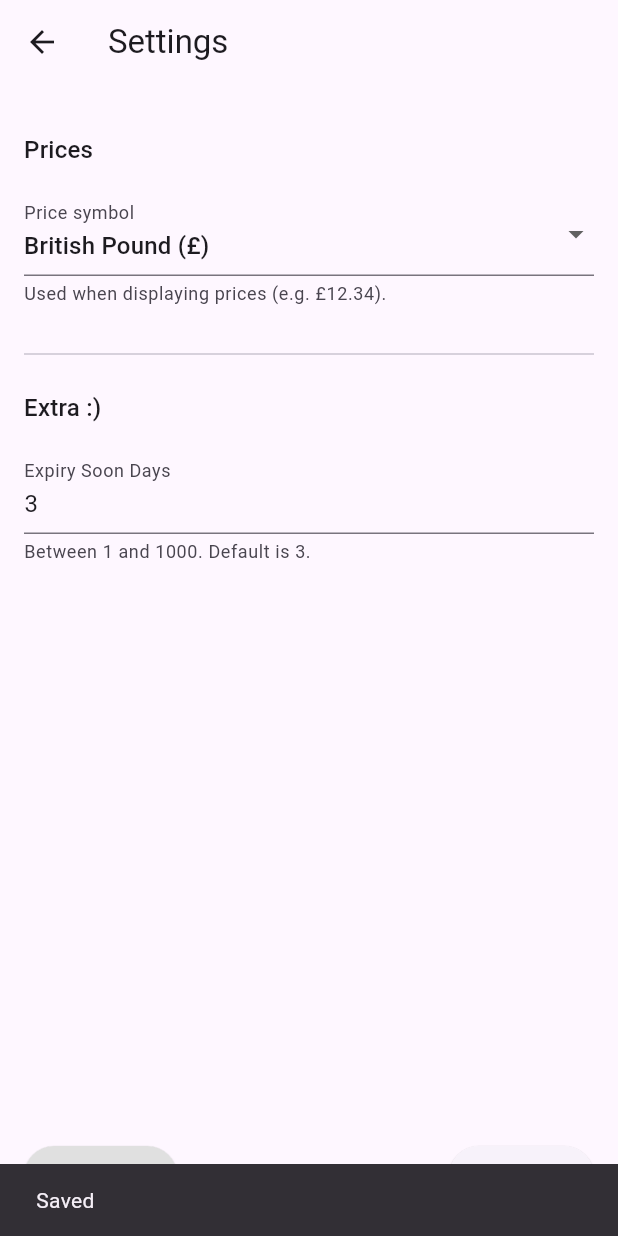
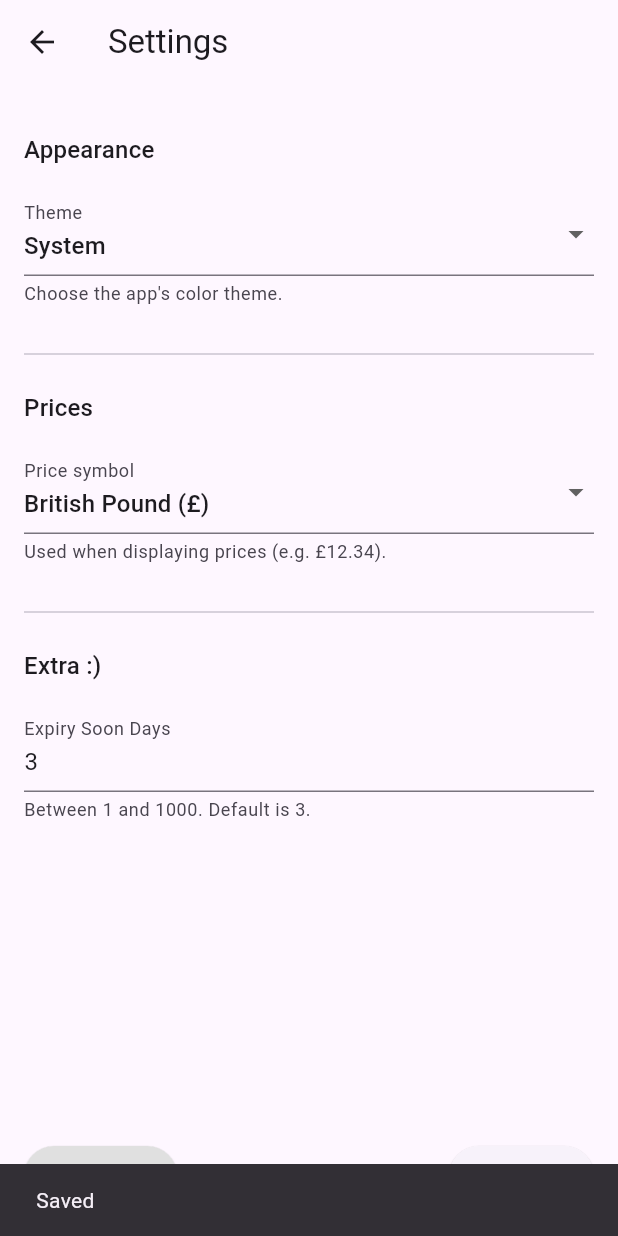
Before and after one commit to Tiny-Clowns/FridgeNaut, a Flutter app: the SettingsPage screen opened directly, after a tap on "Save", on a phone screen of 412 x 824 dp. Run offline on Flutter 3.47's test engine with Material 3 defaults, Android fonts, the phone set to English and light mode, and no system bars; our stand-ins replace flutter_riverpod, image_picker, shared_preferences, sqflite; accounts and stored records are empty.

Commit message:
#48 Added dark and light theme

```diff
--- /dev/null
+++ b/project/flutter_fridge_app/lib/domain/settings/theme_settings.dart
@@ -0,0 +1,15 @@
+/// Theme mode preference key for SharedPreferences.
+const String themePrefKey = "theme_mode";
+
+/// Available theme mode options.
+enum AppThemeMode {
+  system("System"),
+  light("Light"),
+  dark("Dark");
+
+  const AppThemeMode(this.label);
+  final String label;
+}
+
+/// Default theme mode preference.
+const AppThemeMode defaultThemeMode = AppThemeMode.system;
--- a/project/flutter_fridge_app/lib/main.dart
+++ b/project/flutter_fridge_app/lib/main.dart
@@ -2,6 +2,7 @@ import "package:flutter/material.dart";
 import "package:flutter_riverpod/flutter_riverpod.dart";
 
 import "package:flutter_fridge_app/data/repository.dart";
+import "package:flutter_fridge_app/providers/theme_provider.dart";
 import "package:flutter_fridge_app/data/repository_interface.dart";
 import "package:flutter_fridge_app/pages/home.dart";
 import "package:flutter_fridge_app/pages/fridge.dart";
@@ -17,19 +18,20 @@ void main() {
   runApp(const ProviderScope(child: App()));
 }
 
-class App extends StatefulWidget {
+class App extends ConsumerWidget {
   const App({super.key});
 
   @override
-  State<App> createState() => _AppState();
-}
+  Widget build(BuildContext context, WidgetRef ref) {
+    final themeMode = ref
+        .watch(themeModeProvider)
+        .maybeWhen(data: (m) => m, orElse: () => ThemeMode.light);
 
-class _AppState extends State<App> {
-  @override
-  Widget build(BuildContext context) {
     return MaterialApp(
       title: "FridgeNaut",
-      theme: ThemeData(useMaterial3: true),
+      theme: ThemeData(useMaterial3: true, brightness: Brightness.light),
+      darkTheme: ThemeData(useMaterial3: true, brightness: Brightness.dark),
+      themeMode: themeMode,
       debugShowCheckedModeBanner: false,
       home: const Shell(),
     );
--- a/project/flutter_fridge_app/lib/pages/settings.dart
+++ b/project/flutter_fridge_app/lib/pages/settings.dart
@@ -8,7 +8,9 @@ import "package:flutter_fridge_app/services/user_calendar_settings_service.dart"
 
 import "package:flutter_fridge_app/domain/settings/expiry_settings.dart";
 import "package:flutter_fridge_app/domain/settings/price_symbol_settings.dart";
+import "package:flutter_fridge_app/domain/settings/theme_settings.dart";
 import "package:flutter_fridge_app/providers/price_symbol_provider.dart";
+import "package:flutter_fridge_app/providers/theme_provider.dart";
 
 class SettingsPage extends ConsumerStatefulWidget {
   const SettingsPage({super.key});
@@ -32,6 +34,7 @@ class _SettingsPageState extends ConsumerState<SettingsPage> {
       const UserCalendarSettings.defaultValues();
 
   String _priceSymbol = defaultPriceSymbol;
+  AppThemeMode _themeMode = defaultThemeMode;
 
   // static const _weekdayNames = <String>[
   //   "Sunday",
@@ -91,10 +94,20 @@ class _SettingsPageState extends ConsumerState<SettingsPage> {
     final priceSymbol =
         prefs.getString(priceSymbolPrefKey) ?? defaultPriceSymbol;
 
+    // Load theme mode
+    final themeModeString = prefs.getString(themePrefKey);
+    final themeMode = themeModeString != null
+        ? AppThemeMode.values.firstWhere(
+            (e) => e.name == themeModeString,
+            orElse: () => defaultThemeMode,
+          )
+        : defaultThemeMode;
+
     setState(() {
       _calendarSettings = calendar;
       _expirySoonDaysController.text = expirySoonDays.toString();
       _priceSymbol = priceSymbol;
+      _themeMode = themeMode;
       _loading = false;
     });
   }
@@ -114,6 +127,9 @@ class _SettingsPageState extends ConsumerState<SettingsPage> {
 
     // Save price symbol (and notify the whole app via provider)
     await ref.read(priceSymbolProvider.notifier).setSymbol(_priceSymbol);
+
+    // Save theme mode (and notify the whole app via provider)
+    await ref.read(themeModeProvider.notifier).setThemeMode(_themeMode);
 
     if (_expirySoonDaysController.text.isEmpty) {
       _expirySoonDaysController.text = expirySoonDays.toString();
@@ -156,6 +172,7 @@ class _SettingsPageState extends ConsumerState<SettingsPage> {
     setState(() {
       _calendarSettings = const UserCalendarSettings.defaultValues();
       _priceSymbol = defaultPriceSymbol;
+      _themeMode = defaultThemeMode;
       _expirySoonDaysController.text = expirySoonDaysDefault.toString();
     });
 
@@ -169,6 +186,9 @@ class _SettingsPageState extends ConsumerState<SettingsPage> {
 
     // Save default price symbol
     await ref.read(priceSymbolProvider.notifier).setSymbol(defaultPriceSymbol);
+
+    // Save default theme mode
+    await ref.read(themeModeProvider.notifier).setThemeMode(defaultThemeMode);
 
     if (!mounted) return;
     ScaffoldMessenger.of(
@@ -300,6 +320,35 @@ class _SettingsPageState extends ConsumerState<SettingsPage> {
   //   );
   // }
 
+  Widget _buildThemeSection(BuildContext context) {
+    return Column(
+      crossAxisAlignment: CrossAxisAlignment.start,
+      children: [
+        Text("Appearance", style: Theme.of(context).textTheme.titleMedium),
+        const SizedBox(height: 16),
+        DropdownButtonFormField<AppThemeMode>(
+          initialValue: _themeMode,
+          decoration: const InputDecoration(
+            labelText: "Theme",
+            helperText: "Choose the app's color theme.",
+          ),
+          items: AppThemeMode.values
+              .map(
+                (mode) => DropdownMenuItem<AppThemeMode>(
+                  value: mode,
+                  child: Text(mode.label),
+                ),
+              )
+              .toList(),
+          onChanged: (value) {
+            if (value == null) return;
+            setState(() => _themeMode = value);
+          },
+        ),
+      ],
+    );
+  }
+
   Widget _buildPriceSection(BuildContext context) {
     return Column(
       crossAxisAlignment: CrossAxisAlignment.start,
@@ -387,6 +436,10 @@ class _SettingsPageState extends ConsumerState<SettingsPage> {
                 // const SizedBox(height: 24),
                 // const Divider(),
                 // const SizedBox(height: 16),
+                _buildThemeSection(context),
+                const SizedBox(height: 24),
+                const Divider(),
+                const SizedBox(height: 16),
                 _buildPriceSection(context),
                 const SizedBox(height: 24),
                 const Divider(),
--- /dev/null
+++ b/project/flutter_fridge_app/lib/providers/theme_provider.dart
@@ -0,0 +1,60 @@
+import "package:flutter/material.dart";
+import "package:flutter/scheduler.dart";
+import "package:flutter_fridge_app/domain/settings/theme_settings.dart";
+import "package:flutter_riverpod/flutter_riverpod.dart";
+import "package:shared_preferences/shared_preferences.dart";
+
+/// Notifier for managing the app theme mode setting.
+class ThemeModeNotifier extends AsyncNotifier<ThemeMode> {
+  @override
+  Future<ThemeMode> build() async {
+    final prefs = await SharedPreferences.getInstance();
+    final saved = prefs.getString(themePrefKey);
+    final appThemeMode = _parseAppThemeMode(saved);
+    return _toFlutterThemeMode(appThemeMode);
+  }
+
+  /// Sets the theme mode and persists it to SharedPreferences.
+  Future<void> setThemeMode(AppThemeMode mode) async {
+    state = AsyncValue.data(_toFlutterThemeMode(mode));
+    final prefs = await SharedPreferences.getInstance();
+    await prefs.setString(themePrefKey, mode.name);
+  }
+
+  /// Gets the current AppThemeMode from persisted storage.
+  Future<AppThemeMode> getAppThemeMode() async {
+    final prefs = await SharedPreferences.getInstance();
+    final saved = prefs.getString(themePrefKey);
+    return _parseAppThemeMode(saved);
+  }
+
+  /// Parses the stored string to AppThemeMode.
+  AppThemeMode _parseAppThemeMode(String? value) {
+    if (value == null) return defaultThemeMode;
+    return AppThemeMode.values.firstWhere(
+      (e) => e.name == value,
+      orElse: () => defaultThemeMode,
+    );
+  }
+
+  /// Converts AppThemeMode to Flutter's ThemeMode.
+  /// For system mode, resolves to actual platform brightness.
+  ThemeMode _toFlutterThemeMode(AppThemeMode mode) {
+    switch (mode) {
+      case AppThemeMode.light:
+        return ThemeMode.light;
+      case AppThemeMode.dark:
+        return ThemeMode.dark;
+      case AppThemeMode.system:
+        // Check the platform brightness and return light if not found
+        final brightness =
+            SchedulerBinding.instance.platformDispatcher.platformBrightness;
+        return brightness == Brightness.dark ? ThemeMode.dark : ThemeMode.light;
+    }
+  }
+}
+
+/// Provider for the theme mode with loading/error/data states.
+final themeModeProvider = AsyncNotifierProvider<ThemeModeNotifier, ThemeMode>(
+  ThemeModeNotifier.new,
+);
--- a/project/flutter_fridge_app/lib/widgets/fridge_item_tile.dart
+++ b/project/flutter_fridge_app/lib/widgets/fridge_item_tile.dart
@@ -87,28 +87,37 @@ class FridgeItemTile extends StatelessWidget {
 
   @override
   Widget build(BuildContext context) {
+    final theme = Theme.of(context);
+
     return ListTile(
       leading: data.leadingImage,
       title: Text(
         data.displayName,
-        style: const TextStyle(color: Colors.black, fontSize: 18),
+        style: theme.textTheme.titleMedium?.copyWith(
+          color: theme.brightness == Brightness.dark
+              ? Colors.white
+              : Colors.black,
+          fontSize: 18,
+        ),
       ),
       titleAlignment: ListTileTitleAlignment.top,
-      subtitle: _buildSubtitle(),
+      subtitle: _buildSubtitle(context, theme),
       onTap: onTap,
-      trailing: _buildActions(),
+      trailing: _buildActions(theme),
     );
   }
 
-  Widget _buildSubtitle() {
+  Widget _buildSubtitle(BuildContext context, ThemeData theme) {
+    final colorScheme = theme.colorScheme;
+    final defaultStyle = theme.textTheme.bodyMedium;
+
     return Text.rich(
       TextSpan(
+        style: defaultStyle?.copyWith(color: colorScheme.onSurface),
         children: [
           TextSpan(
             text: data.quantityText,
-            style: data.isQuantityLow
-                ? const TextStyle(color: Colors.red)
-                : null,
+            style: data.isQuantityLow ? TextStyle(color: Colors.red) : null,
           ),
           if (data.priceText != null) ...[
             const TextSpan(text: " | "),
@@ -130,7 +139,7 @@ class FridgeItemTile extends StatelessWidget {
     );
   }
 
-  Widget _buildActions() {
+  Widget _buildActions(ThemeData theme) {
     return Row(
       mainAxisSize: MainAxisSize.min,
       children: [
```
Also changed, not shown: 3 other files.
